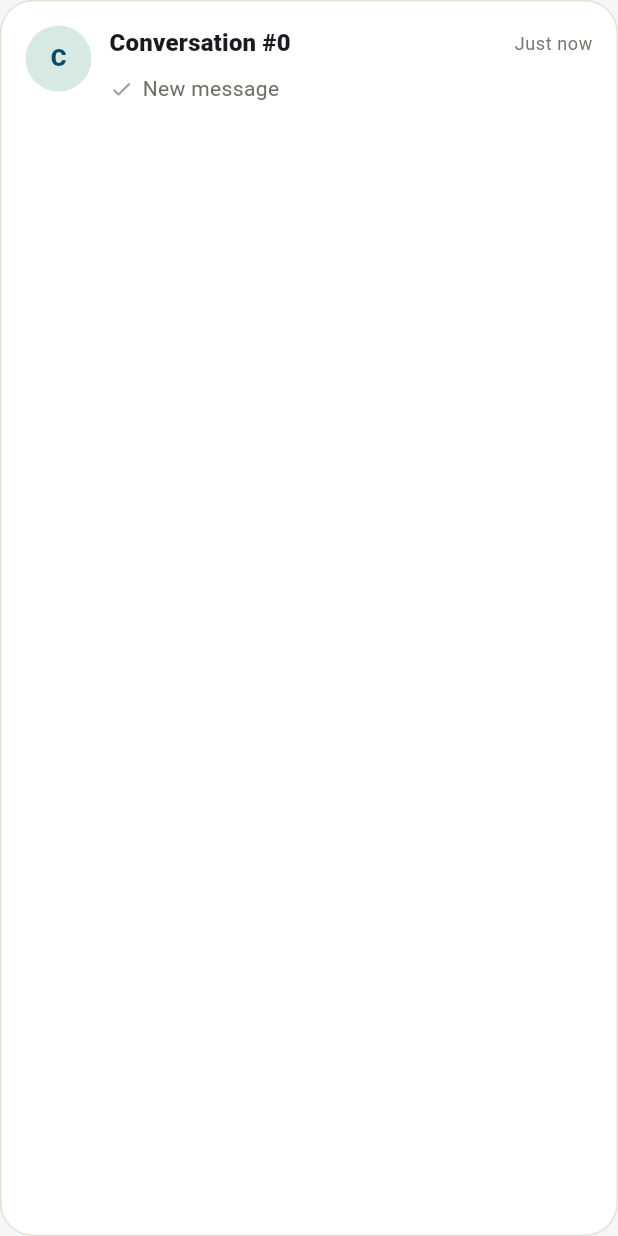
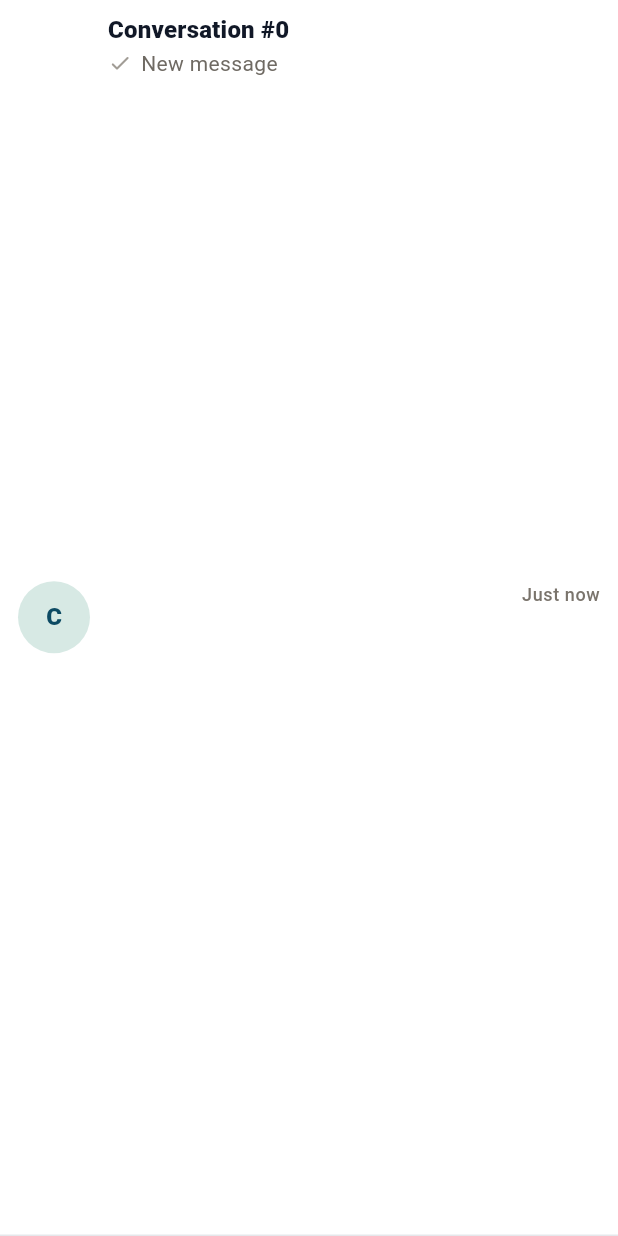
Before and after one commit to adhamAbuAllan/mta_auto_spare, a Flutter app: the ConversationTileCard widget shown alone on an empty page, opened directly with empty values, on a phone screen of 412 x 824 dp. Run offline on Flutter 3.47's test engine with Material 3 defaults, Android fonts, the phone set to English and light mode, and no system bars; our stand-ins replace dio, firebase_auth, firebase_core, firebase_messaging, flutter_local_notifications, flutter_riverpod and 4 more; missing offline and left inert: firebase_app_check, record; accounts and stored records are empty; network calls fail.

Commit message:
a conversation and the edit profile pages, both have been UI/UX design improved

```diff
--- a/lib/view/chat/conversations_view.dart
+++ b/lib/view/chat/conversations_view.dart
@@ -90,7 +90,7 @@ class _ConversationsViewState extends ConsumerState<ConversationsView>
           const SizedBox(height: 16),
           AppErrorCard(message: conversationState.errorMessage!),
         ],
-        const SizedBox(height: 18),
+        const SizedBox(height: 8),
         Expanded(
           child: _buildBody(
             context,
@@ -140,9 +140,9 @@ class _ConversationsViewState extends ConsumerState<ConversationsView>
       );
     }
     return ListView.separated(
-      padding: EdgeInsets.zero,
+      padding: const EdgeInsets.only(bottom: 8),
       itemCount: conversationState.conversations.length + 1,
-      separatorBuilder: (context, index) => const SizedBox(height: 12),
+      separatorBuilder: (context, index) => const SizedBox.shrink(),
       itemBuilder: (context, index) {
         if (index == conversationState.conversations.length) {
           if (!conversationState.hasMore) {
--- a/lib/view/chat/widgets/conversation_tile_card.dart
+++ b/lib/view/chat/widgets/conversation_tile_card.dart
@@ -25,6 +25,7 @@ class ConversationTileCard extends StatelessWidget {
   @override
   Widget build(BuildContext context) {
     final l10n = context.l10n;
+    final theme = Theme.of(context);
     final displayName = conversationDisplayName(
       conversation,
       currentUserId,
@@ -40,31 +41,38 @@ class ConversationTileCard extends StatelessWidget {
         : participant.user.isOnline
         ? const Color(0xFF20A05A)
         : const Color(0xFFB9B2A8);
+    final unreadCount = conversation.unreadCount;
+    final hasUnread = unreadCount > 0;
+    final previewColor = hasUnread
+        ? const Color(0xFF111827)
+        : const Color(0xFF6F6A63);
 
     return AnimatedContainer(
       duration: const Duration(milliseconds: 180),
       decoration: BoxDecoration(
-        color: isSelected ? Color(0xFFEAF0FE) : Colors.white,
-        borderRadius: BorderRadius.circular(22),
-        border: Border.all(
-          color: isSelected ? Theme.of(context).primaryColor : const Color(0xFFE7DFD2),
-          width: isSelected ? 1.5 : 1,
+        color: isSelected ? const Color(0xFFEAF7F2) : Colors.white,
+        borderRadius: BorderRadius.circular(isSelected ? 16 : 0),
+        border: Border(
+          bottom: BorderSide(
+            color: isSelected ? Colors.transparent : const Color(0xFFE5E7EB),
+            width: 1,
+          ),
         ),
       ),
       child: Material(
         color: Colors.transparent,
         child: InkWell(
-          borderRadius: BorderRadius.circular(22),
+          borderRadius: BorderRadius.circular(isSelected ? 16 : 0),
           onTap: onTap,
           child: Padding(
-            padding: const EdgeInsets.all(16),
+            padding: const EdgeInsets.symmetric(horizontal: 12, vertical: 10),
             child: Row(
-              crossAxisAlignment: CrossAxisAlignment.start,
+              crossAxisAlignment: CrossAxisAlignment.center,
               children: [
                 UserAvatar(
                   label: displayName,
                   imageUrl: participant?.user.avatar,
-                  radius: 22,
+                  radius: 24,
                   presenceColor: presenceColor,
                   onTap: onProfileTap,
                 ),
@@ -73,38 +81,19 @@ class ConversationTileCard extends StatelessWidget {
                   child: Column(
                     crossAxisAlignment: CrossAxisAlignment.start,
                     children: [
-                      Row(
-
-                        children: [
-                          TextButton(
-                            onPressed: onProfileTap,
-                            style: TextButton.styleFrom(
-                              alignment: Alignment.centerLeft,
-                              padding: EdgeInsets.zero,
-                              minimumSize: Size.zero,
-                              tapTargetSize: MaterialTapTargetSize.shrinkWrap,
-                            ),
-                            child: Text(
+                      Text(
                         displayName,
                         maxLines: 1,
                         overflow: TextOverflow.ellipsis,
-                              style: Theme.of(context).textTheme.titleMedium
-                                  ?.copyWith(fontWeight: FontWeight.w800),
+                        style: theme.textTheme.titleMedium?.copyWith(
+                          color: const Color(0xFF111827),
+                          fontWeight: hasUnread
+                              ? FontWeight.w900
+                              : FontWeight.w800,
+                          height: 1.15,
                         ),
                       ),
-                          Spacer(),
-
-                          Text(
-                            formatRelativeTime(
-                              conversation.lastMessage?.timestamp,
-                              l10n,
-                            ),
-                            style: Theme.of(context).textTheme.bodySmall
-                                ?.copyWith(color: const Color(0xFF7A746C)),
-                          ),
-                        ],
-                      ),
-                      const SizedBox(height: 8),
+                      const SizedBox(height: 5),
                       Row(
                         children: [
                           if (lastOwnMessage != null) ...[
@@ -119,10 +108,15 @@ class ConversationTileCard extends StatelessWidget {
                           Expanded(
                             child: Text(
                               conversationPreview(conversation, l10n),
-                              maxLines: 2,
+                              maxLines: 1,
                               overflow: TextOverflow.ellipsis,
-                              style: Theme.of(context).textTheme.bodyMedium
-                                  ?.copyWith(color: const Color(0xFF6F6A63)),
+                              style: theme.textTheme.bodyMedium?.copyWith(
+                                color: previewColor,
+                                fontWeight: hasUnread
+                                    ? FontWeight.w700
+                                    : FontWeight.w400,
+                                height: 1.25,
+                              ),
                             ),
                           ),
                         ],
@@ -130,27 +124,54 @@ class ConversationTileCard extends StatelessWidget {
                     ],
                   ),
                 ),
-                if (conversation.unreadCount > 0) ...[
-                  const SizedBox(width: 12),
+                const SizedBox(width: 10),
+                ConstrainedBox(
+                  constraints: const BoxConstraints(minWidth: 42, maxWidth: 58),
+                  child: Column(
+                    mainAxisSize: MainAxisSize.min,
+                    crossAxisAlignment: CrossAxisAlignment.end,
+                    children: [
+                      Text(
+                        formatRelativeTime(
+                          conversation.lastMessage?.timestamp,
+                          l10n,
+                        ),
+                        maxLines: 1,
+                        overflow: TextOverflow.ellipsis,
+                        style: theme.textTheme.bodySmall?.copyWith(
+                          color: hasUnread
+                              ? theme.primaryColor
+                              : const Color(0xFF7A746C),
+                          fontWeight: hasUnread
+                              ? FontWeight.w800
+                              : FontWeight.w500,
+                        ),
+                      ),
+                      const SizedBox(height: 8),
+                      if (hasUnread)
                         Container(
-                    width: 26,
-                    height: 26,
-                    decoration:  BoxDecoration(
-                      color: Theme.of(context).primaryColor,
-                      shape: BoxShape.circle,
+                          constraints: const BoxConstraints(minWidth: 22),
+                          height: 22,
+                          padding: const EdgeInsets.symmetric(horizontal: 6),
+                          decoration: BoxDecoration(
+                            color: theme.primaryColor,
+                            borderRadius: BorderRadius.circular(99),
                           ),
                           alignment: Alignment.center,
                           child: Text(
-                      conversation.unreadCount > 9
-                          ? '9+'
-                          : '${conversation.unreadCount}',
-                      style: Theme.of(context).textTheme.labelSmall?.copyWith(
+                            unreadCount > 99 ? '99+' : '$unreadCount',
+                            style: theme.textTheme.labelSmall?.copyWith(
                               color: Colors.white,
-                        fontWeight: FontWeight.w800,
+                              fontWeight: FontWeight.w900,
+                              height: 1,
                             ),
                           ),
+                        )
+                      else
+                        const SizedBox(height: 22),
+                    ],
                   ),
-                ],
+                ),
               ],
             ),
           ),
```
Also changed, not shown: lib/controllers/methods/api_methods/load_conversations_notifier.dart (+47 -0 lines), lib/view/profile/edit_profile_page.dart (+143 -79 lines). Lines whose indentation alone changed are shown as unchanged.
